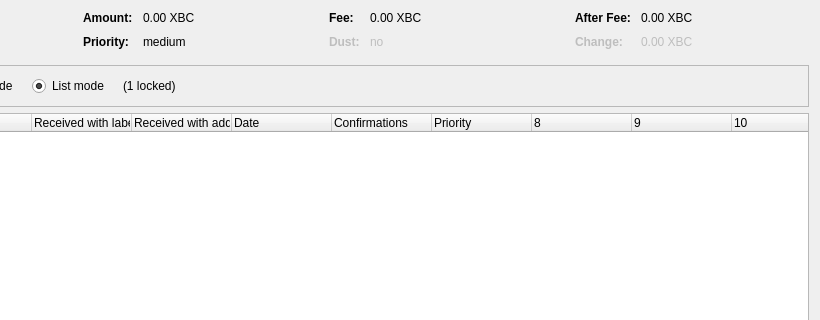
Old version of the form src/qt/forms/coincontroldialog.ui in the repository mammix2/boostcoin; both pictures show x 180 to 1000 and y 0 to 320 of the 1000 by 500 pixel window.
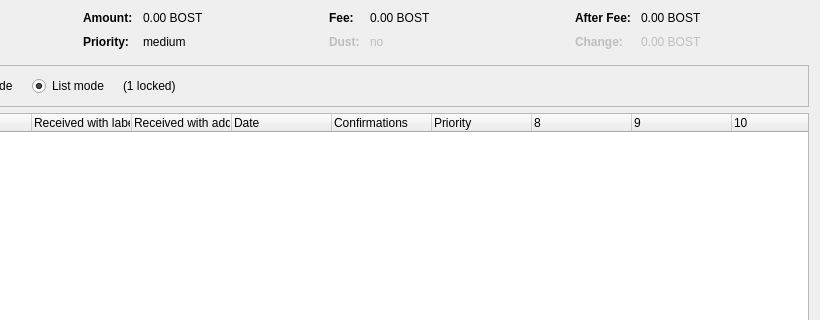
New version of the form. Custom widgets are drawn as their Qt base class.

Commit message: Currency Unit to BOST

Patch:
```diff
--- a/src/qt/forms/coincontroldialog.ui
+++ b/src/qt/forms/coincontroldialog.ui
@@ -132,7 +132,7 @@
           <enum>Qt::ActionsContextMenu</enum>
          </property>
          <property name="text">
-          <string notr="true">0.00 XBC</string>
+          <string notr="true">0.00 BOST</string>
          </property>
          <property name="textInteractionFlags">
           <set>Qt::LinksAccessibleByMouse|Qt::TextSelectableByKeyboard|Qt::TextSelectableByMouse</set>
@@ -206,7 +206,7 @@
           <enum>Qt::ActionsContextMenu</enum>
          </property>
          <property name="text">
-          <string notr="true">0.00 XBC</string>
+          <string notr="true">0.00 BOST</string>
          </property>
          <property name="textInteractionFlags">
           <set>Qt::LinksAccessibleByMouse|Qt::TextSelectableByKeyboard|Qt::TextSelectableByMouse</set>
@@ -286,7 +286,7 @@
           <enum>Qt::ActionsContextMenu</enum>
          </property>
          <property name="text">
-          <string notr="true">0.00 XBC</string>
+          <string notr="true">0.00 BOST</string>
          </property>
          <property name="textInteractionFlags">
           <set>Qt::LinksAccessibleByMouse|Qt::TextSelectableByKeyboard|Qt::TextSelectableByMouse</set>
@@ -321,7 +321,7 @@
           <enum>Qt::ActionsContextMenu</enum>
          </property>
          <property name="text">
-          <string notr="true">0.00 XBC</string>
+          <string notr="true">0.00 BOST</string>
          </property>
          <property name="textInteractionFlags">
           <set>Qt::LinksAccessibleByMouse|Qt::TextSelectableByKeyboard|Qt::TextSelectableByMouse</set>
```
The commit also changes 6 other files.
